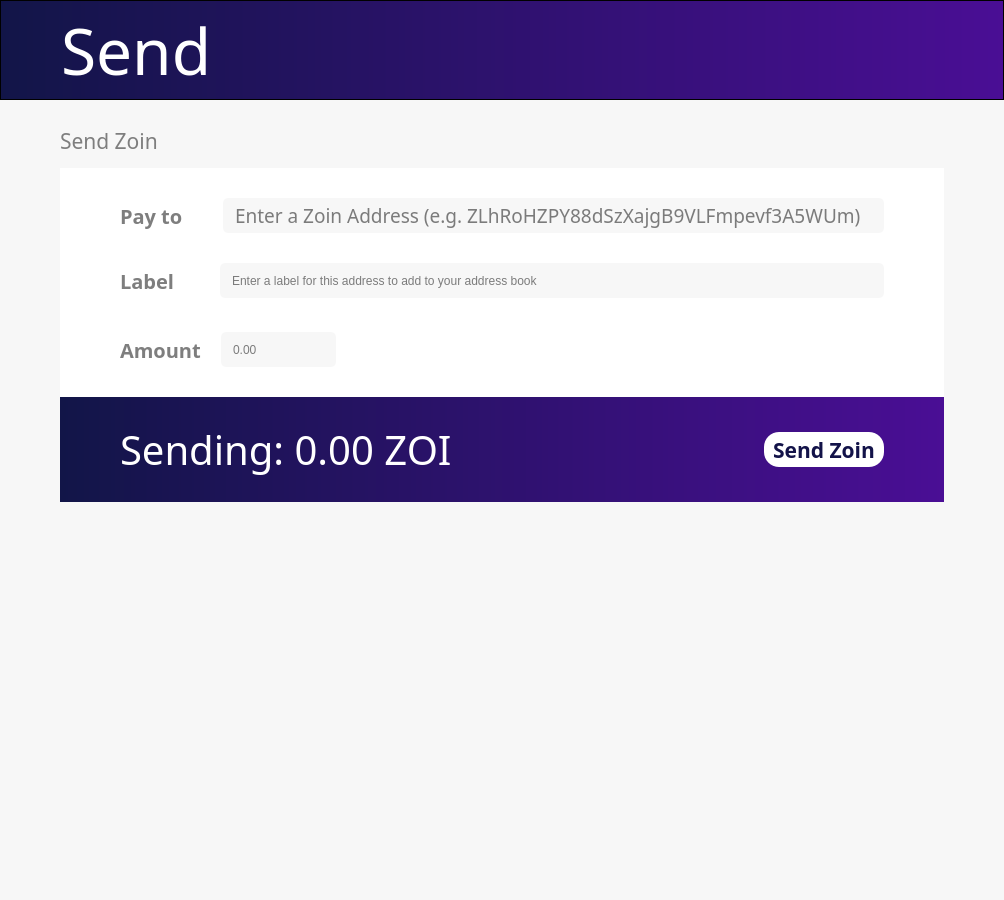
Above: src/qt/forms/sendcoinsdialog.ui from noirofficial/noir before the change. Below: the same form after it.
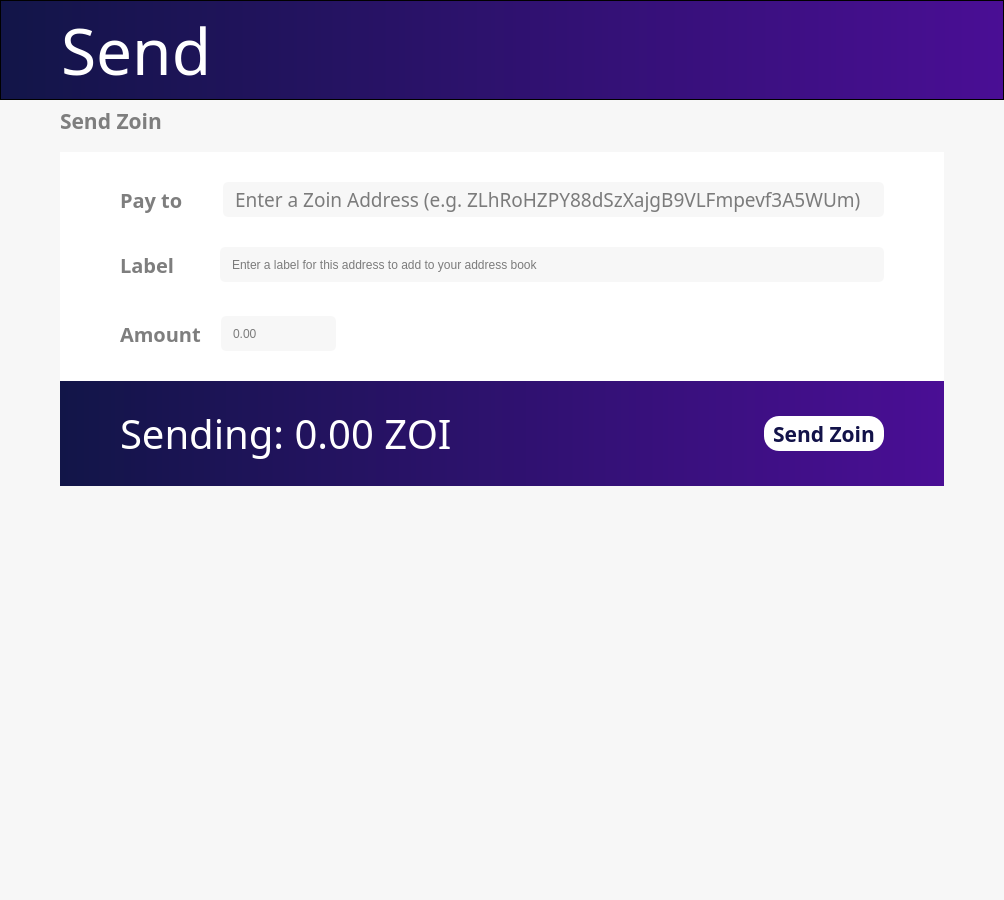
That is the form after the change. Icons and pictures are not drawn. Custom widgets are drawn as their Qt base class.

```diff
--- a/src/qt/forms/sendcoinsdialog.ui
+++ b/src/qt/forms/sendcoinsdialog.ui
@@ -111,13 +111,13 @@
    <item>
     <layout class="QVBoxLayout" name="verticalLayout_10">
      <property name="spacing">
-      <number>12</number>
+      <number>6</number>
      </property>
      <property name="leftMargin">
       <number>60</number>
      </property>
      <property name="topMargin">
-      <number>20</number>
+      <number>0</number>
      </property>
      <property name="rightMargin">
       <number>60</number>
@@ -126,20 +126,80 @@
       <number>20</number>
      </property>
      <item>
-      <widget class="QLabel" name="label_7">
-       <property name="font">
-        <font>
-         <family>Source Sans Pro</family>
-         <pointsize>16</pointsize>
-        </font>
+      <layout class="QHBoxLayout" name="horizontalLayout_8">
+       <property name="spacing">
+        <number>0</number>
        </property>
-       <property name="styleSheet">
-        <string notr="true">color: rgb(126, 126, 126);</string>
+       <property name="topMargin">
+        <number>0</number>
        </property>
-       <property name="text">
-        <string>Send Zoin</string>
+       <property name="bottomMargin">
+        <number>10</number>
        </property>
-      </widget>
+       <item>
+        <widget class="QLabel" name="label_7">
+         <property name="font">
+          <font>
+           <family>ZoinSemiBold</family>
+           <pointsize>16</pointsize>
+           <weight>75</weight>
+           <bold>true</bold>
+          </font>
+         </property>
+         <property name="styleSheet">
+          <string notr="true">color: rgb(126, 126, 126);</string>
+         </property>
+         <property name="text">
+          <string>Send Zoin</string>
+         </property>
+        </widget>
+       </item>
+       <item>
+        <spacer name="horizontalSpacer">
+         <property name="orientation">
+          <enum>Qt::Horizontal</enum>
+         </property>
+         <property name="sizeHint" stdset="0">
+          <size>
+           <width>40</width>
+           <height>20</height>
+          </size>
+         </property>
+        </spacer>
+       </item>
+       <item>
+        <widget class="QPushButton" name="pushButton_2">
+         <property name="enabled">
+          <bool>true</bool>
+         </property>
+         <property name="sizePolicy">
+          <sizepolicy hsizetype="Minimum" vsizetype="Fixed">
+           <horstretch>0</horstretch>
+           <verstretch>0</verstretch>
+          </sizepolicy>
+         </property>
+         <property name="styleSheet">
+          <string notr="true">border: 0;</string>
+         </property>
+         <property name="text">
+          <string/>
+         </property>
+         <property name="icon">
+          <iconset resource="../bitcoin.qrc">
+           <normaloff>:/icons/settings</normaloff>:/icons/settings</iconset>
+         </property>
+         <property name="iconSize">
+          <size>
+           <width>30</width>
+           <height>30</height>
+          </size>
+         </property>
+         <property name="flat">
+          <bool>true</bool>
+         </property>
+        </widget>
+       </item>
+      </layout>
      </item>
      <item>
       <widget class="QFrame" name="PayFrame">
@@ -211,6 +271,18 @@
             </item>
             <item>
              <widget class="QValidatedLineEdit" name="PayTo">
+              <property name="sizePolicy">
+               <sizepolicy hsizetype="Expanding" vsizetype="Fixed">
+                <horstretch>0</horstretch>
+                <verstretch>0</verstretch>
+               </sizepolicy>
+              </property>
+              <property name="minimumSize">
+               <size>
+                <width>600</width>
+                <height>0</height>
+               </size>
+              </property>
               <property name="font">
                <font>
                 <family>Source Sans Pro</family>
@@ -283,6 +355,12 @@
             </item>
             <item>
              <widget class="QValidatedLineEdit" name="AddressLabel">
+              <property name="sizePolicy">
+               <sizepolicy hsizetype="Expanding" vsizetype="Fixed">
+                <horstretch>0</horstretch>
+                <verstretch>0</verstretch>
+               </sizepolicy>
+              </property>
               <property name="styleSheet">
                <string notr="true">background-color:rgba(247, 247, 247, 250);
 height: 35px;
@@ -330,6 +408,12 @@
             </item>
             <item>
              <widget class="BitcoinAmountField" name="PayAmount">
+              <property name="sizePolicy">
+               <sizepolicy hsizetype="Expanding" vsizetype="Fixed">
+                <horstretch>0</horstretch>
+                <verstretch>0</verstretch>
+               </sizepolicy>
+              </property>
               <property name="styleSheet">
                <string notr="true">background-color:rgba(247, 247, 247, 250);
 height: 35px;
```
Left out of the diff: 10 changed lines with no effect on the pictures.
